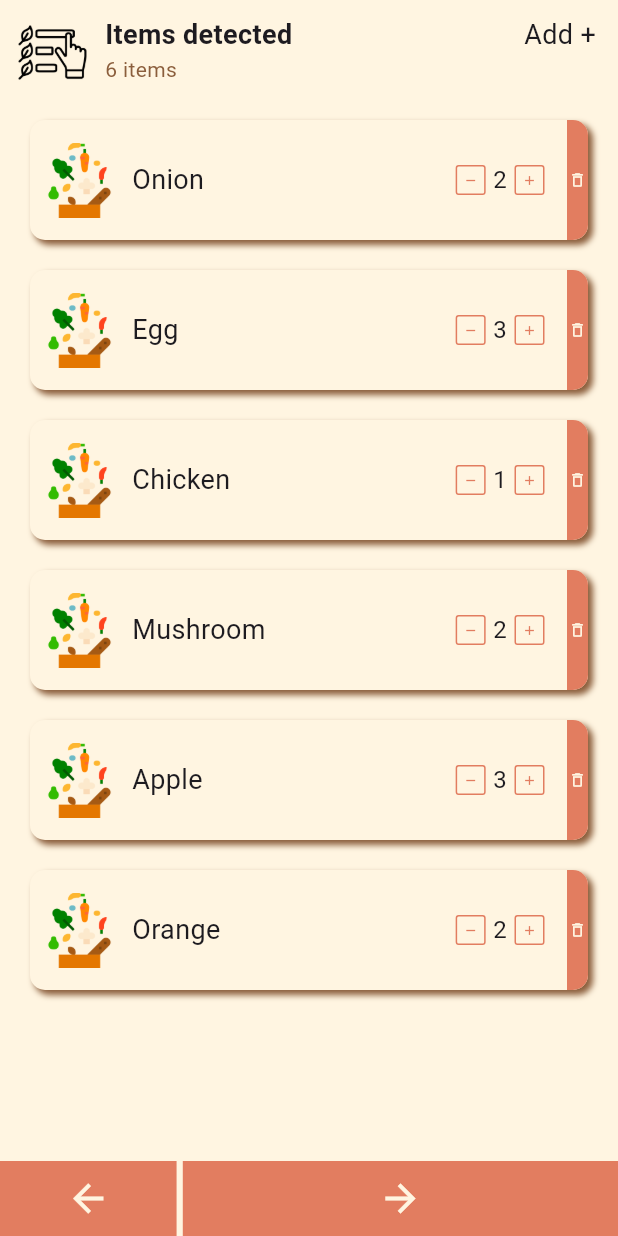
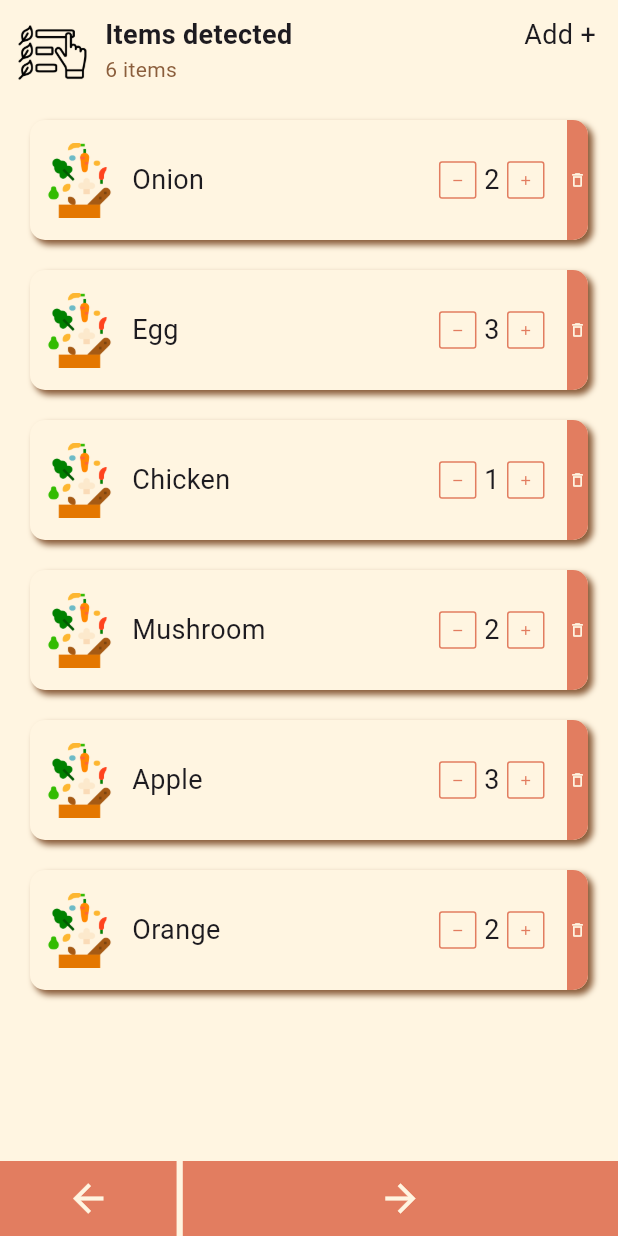
Before and after one commit to urusha-shrestha/biteByByte, a Flutter app: the IngredientList screen opened directly, on a phone screen of 412 x 824 dp. Run offline on Flutter 3.47's test engine with Material 3 defaults, Android fonts, the phone set to English and light mode, and no system bars; our stand-ins replace animated_text_kit.

Commit message:
Increment, Decrement and Deletion of items

```diff
--- a/lib/screens/ingredient_list/ingredient_list.dart
+++ b/lib/screens/ingredient_list/ingredient_list.dart
@@ -15,11 +15,37 @@ class IngredientList extends StatefulWidget {
 
 class _IngredientListState extends State<IngredientList> {
 
+  //function to add new item form the bottom modal sheet
   void _addNewItem(String name, int count){
     setState(() {
-      ingredientList.add(IngredientListClass(ingredientName: name, count: count));
+      widget.ingredientList.add(IngredientListClass(ingredientName: name, count: count));
     });
   }
+
+  //function to increment count
+  void _incrementCount(int index){
+    setState(() {
+      widget.ingredientList[index].count++;
+    });
+  }
+
+  //function to decrement count
+  void _decrementCount(int index){
+    setState(() {
+      if (widget.ingredientList[index].count>1){
+        widget.ingredientList[index].count--;
+      }
+    });
+  }
+
+  //function to delete an item
+  void _deleteItem(int index){
+    setState(() {
+      widget.ingredientList.removeAt(index);
+    });
+  }
+
+
 
   @override
   Widget build(BuildContext context) {
@@ -70,7 +96,14 @@ class _IngredientListState extends State<IngredientList> {
               child: ListView.builder(
                   itemCount: widget.ingredientList.length,
                   itemBuilder: (context, index){
-                    return ListViewItem(name: widget.ingredientList[index].ingredientName,count:widget.ingredientList[index].count);
+                    return ListViewItem(
+                      name: widget.ingredientList[index].ingredientName,
+                      count:widget.ingredientList[index].count,
+                      index: index,
+                      onIncrement: _incrementCount,
+                      onDecrement: _decrementCount,
+                      onDelete: _deleteItem
+                    );
                   }),
             ),
             Row(
--- a/lib/screens/ingredient_list/widgets/list_view_item.dart
+++ b/lib/screens/ingredient_list/widgets/list_view_item.dart
@@ -1,3 +1,4 @@
+import 'package:bitebybyte/screens/ingredient_list/custom_ingredient_data.dart';
 import 'package:flutter/material.dart';
 
 import '../../../constants/colors.dart';
@@ -5,14 +6,31 @@ import '../../../constants/colors.dart';
 class ListViewItem extends StatelessWidget {
   final String name;
   final int count;
+  final int index;
+  final Function(int) onIncrement;
+  final Function(int) onDecrement;
+  final Function(int) onDelete;
   const ListViewItem({
     required this.name, required this.count,
+    required this.index,
+    required this.onIncrement,
+    required this.onDecrement,
+    required this.onDelete,
     super.key,
   });
 
   @override
   Widget build(BuildContext context) {
-    return Padding(
+    return Dismissible(
+      key: Key(name),
+      direction: DismissDirection.endToStart,
+      onDismissed: (direction){
+        onDelete(index);
+        ScaffoldMessenger.of(context).showSnackBar(
+          SnackBar(content: Text('$name deleted')),
+        );
+      },
+      child: Padding(
         padding: const EdgeInsets.symmetric(vertical: 10.0, horizontal: 20),
         child: Container(
           decoration: BoxDecoration(
@@ -40,25 +58,31 @@ class ListViewItem extends StatelessWidget {
               SizedBox(
                 child: Row(
                   children: [
-                  Container(
-                      height:20,
-                      width: 20,
+                    GestureDetector(
+                      onTap:()=> onDecrement(index),
+                      child: Container(
+                          height:25,
+                          width: 25,
                           decoration:BoxDecoration(
                             borderRadius: BorderRadius.circular(2),
                             border: Border.all(color: primaryColor),
                           ),
                           child: Center(child: Icon(Icons.remove, size: 10,color: primaryColor,))),
+                    ),
                     const SizedBox(width: 5,),
-                  Text('$count',style: const TextStyle(fontSize: 16)),
+                    Text('$count',style: const TextStyle(fontSize: 18)),
                     const SizedBox(width: 5,),
-                  Container(
-                      height:20,
-                      width: 20,
+                    GestureDetector(
+                      onTap: ()=>onIncrement(index),
+                      child: Container(
+                          height:25,
+                          width: 25,
                           decoration:BoxDecoration(
                             borderRadius: BorderRadius.circular(2),
                             border: Border.all(color: primaryColor),
                           ),
                           child: Center(child: Icon(Icons.add, size: 10,color: primaryColor,))),
+                    ),
                     const SizedBox(width: 15,),
                     Container(
                       decoration: BoxDecoration(
@@ -76,6 +100,7 @@ class ListViewItem extends StatelessWidget {
             ],
           ),
         ),
+      ),
     );
   }
 }
```
Lines whose indentation alone changed are shown as unchanged.
